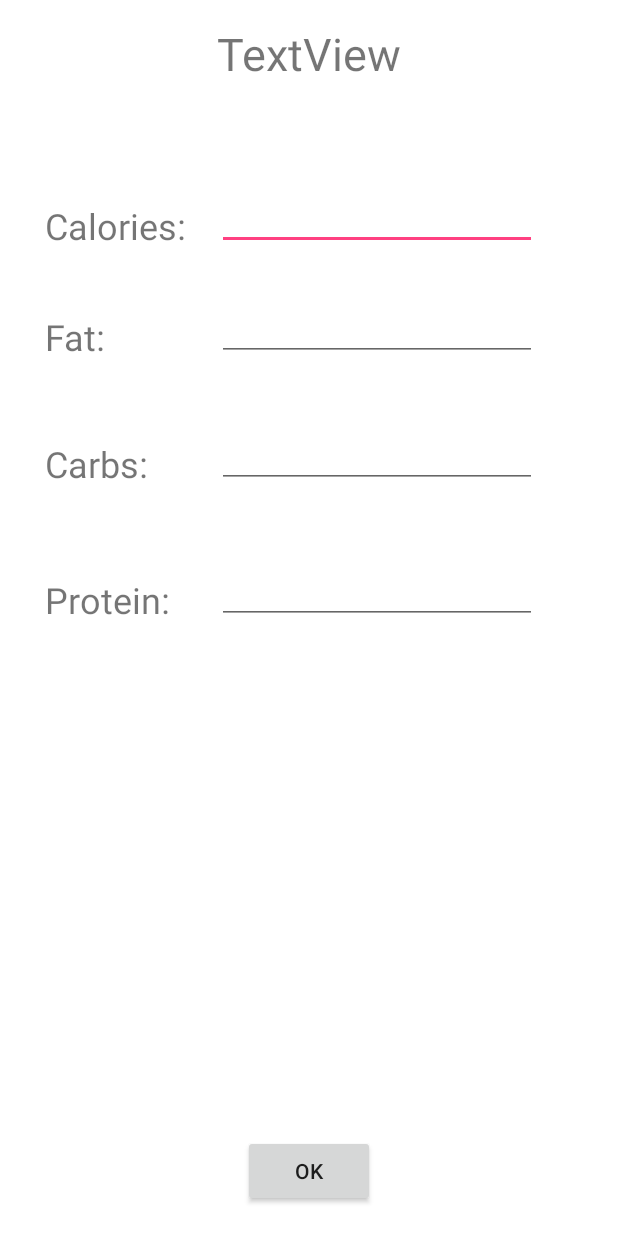
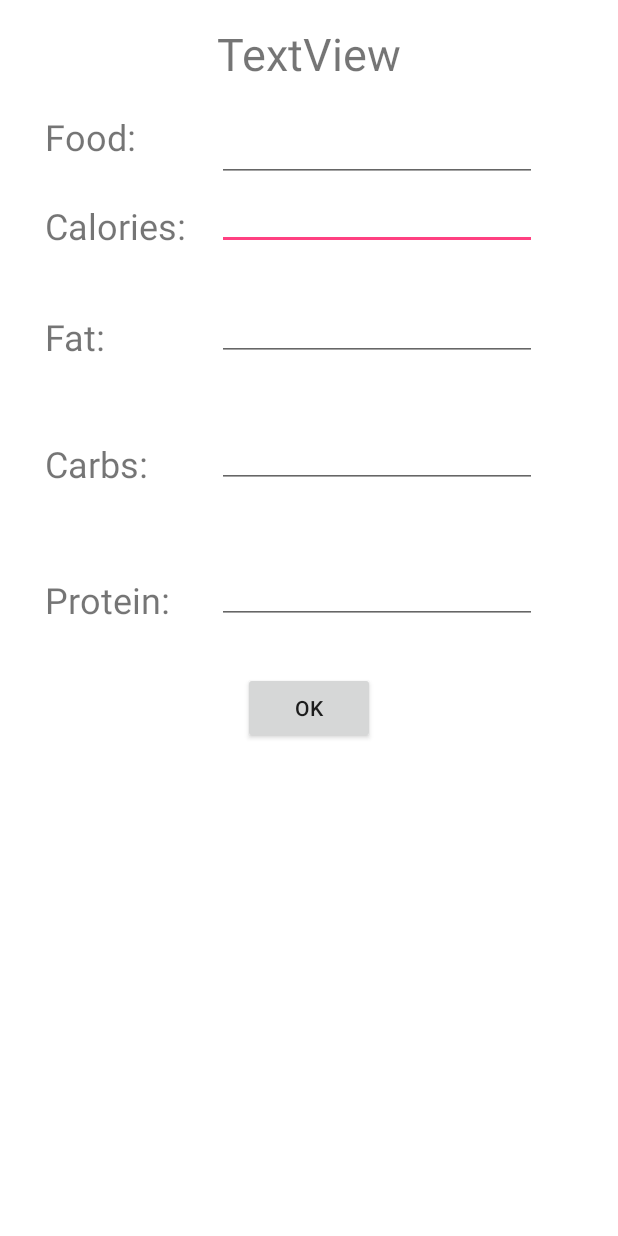
Before and after one commit to RutgersSoftwareEngineeringGroup13/Be-Healthy, an Android app: the layout food_journal.xml on its own in the app's theme, with its tools: preview values and no code run, on a phone screen of 412 x 824 dp. Run offline under Robolectric (Android 15) with nearby library versions, the phone set to English and light mode, and no system bars.

Commit message:
Stephan 4/23/17

```diff
--- a/app/src/main/res/layout/food_journal.xml
+++ b/app/src/main/res/layout/food_journal.xml
@@ -101,9 +101,28 @@
             android:id="@+id/addData"
             android:layout_width="wrap_content"
             android:layout_height="wrap_content"
-            android:layout_alignParentBottom="true"
+            android:text="OK"
+            android:layout_below="@+id/protein"
             android:layout_centerHorizontal="true"
-            android:layout_marginBottom="19dp"
-            android:text="OK" />
+            android:layout_marginTop="32dp" />
+
+        <TextView
+            android:id="@+id/foodText"
+            android:layout_width="wrap_content"
+            android:layout_height="wrap_content"
+            android:layout_above="@+id/calories"
+            android:layout_alignStart="@+id/CalText"
+            android:layout_marginBottom="14dp"
+            android:text="Food:"
+            android:textSize="24sp" />
+
+        <EditText
+            android:id="@+id/foodName"
+            android:layout_width="wrap_content"
+            android:layout_height="wrap_content"
+            android:layout_above="@+id/calories"
+            android:layout_alignStart="@+id/calories"
+            android:ems="10"
+            android:inputType="textPersonName" />
     </RelativeLayout>
 </LinearLayout>
```
Also changed, not shown: app/src/main/java/com/group13/behealthy/Food_Intake.java (+33 -1 lines), app/src/main/java/com/group13/behealthy/Food_Journal.java (+40 -11 lines), app/src/main/java/com/group13/behealthy/LoginActivity.java (+36 -0 lines), app/src/main/java/com/group13/behealthy/Progress_Dashboard.java (+22 -0 lines), app/src/main/res/layout/progress_dashboard.xml (+10 -0 lines).
